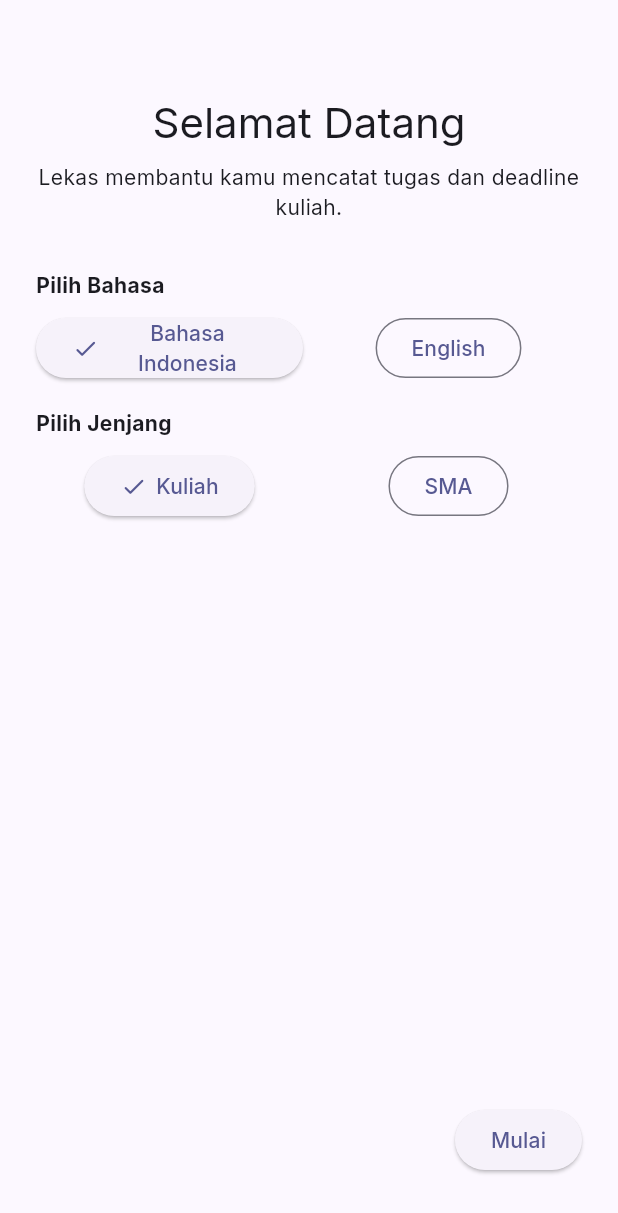
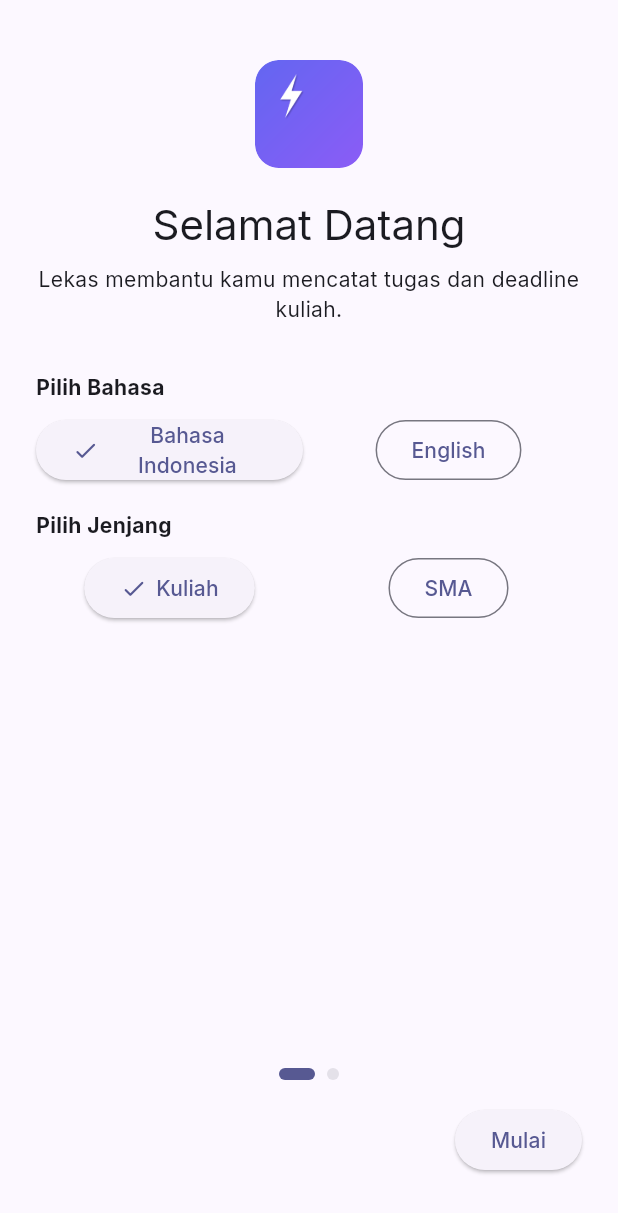
Before and after one commit to nekonaru/lekas, a Flutter app: the screen it shows after launch, on a phone screen of 412 x 824 dp. Shown: the top 1213 px of the screen. Run offline on Flutter 3.47's test engine with Material 3 defaults, Android fonts, the light colour scheme and no system bars; our stand-ins replace drift, file_picker, flutter_local_notifications, flutter_riverpod, share_plus, speech_to_text and 1 more; missing offline and left inert: home_widget, receive_sharing_intent; accounts and stored records are empty; generated files the repository leaves out were written again.

Commit message:
feat: lekas logo, polished UI and lighter build

```diff
--- /dev/null
+++ b/lib/core/components/lekas_logo.dart
@@ -0,0 +1,41 @@
+import 'package:flutter/material.dart';
+
+/// The Lekas logo used in the app: a white bolt on an indigo to violet
+/// gradient, generated from one master drawing (see tool/generate_logo.py).
+/// Falls back to a plain bolt icon if the bundled image is missing, so the
+/// shell and onboarding never render a broken image.
+class LekasLogo extends StatelessWidget {
+  const LekasLogo({super.key, this.size = 44, this.radius});
+
+  /// The displayed square size in logical pixels.
+  final double size;
+
+  /// Corner radius. Null defaults to 22 percent of the size, matching the
+  /// launcher icon's rounded square.
+  final double? radius;
+
+  @override
+  Widget build(BuildContext context) {
+    return SizedBox(
+      width: size,
+      height: size,
+      child: ClipRRect(
+        borderRadius: BorderRadius.circular(radius ?? size * 0.22),
+        child: Image.asset(
+          'assets/branding/logo.png',
+          width: size,
+          height: size,
+          fit: BoxFit.cover,
+          errorBuilder: (context, error, stack) => ColoredBox(
+            color: Theme.of(context).colorScheme.primaryContainer,
+            child: Icon(
+              Icons.bolt,
+              size: size * 0.5,
+              color: Theme.of(context).colorScheme.onPrimaryContainer,
+            ),
+          ),
+        ),
+      ),
+    );
+  }
+}
--- /dev/null
+++ b/lib/core/components/motion.dart
@@ -0,0 +1,85 @@
+import 'package:flutter/material.dart';
+
+import '../theme.dart';
+
+/// A child that fades and slides up once when it first appears.
+///
+/// Every entrance in the app uses this so lists, sheets and empty states
+/// share one motion. The animation is finite (at most [AppMotion.normal]
+/// long, plus an optional delay), so widget tests can still pumpAndSettle
+/// and the drawer test can still settle with its fixed pumps. Keep delays
+/// tiny: the delay is scheduled through a timer, and a long one would leave
+/// a pending timer behind when a test finishes.
+class FadeSlideIn extends StatelessWidget {
+  const FadeSlideIn({
+    super.key,
+    required this.child,
+    this.index = 0,
+    this.offset = 10,
+  });
+
+  final Widget child;
+
+  /// Position in a staggered group (first rows move first). Capped at six
+  /// steps so a long list never waits long before settling.
+  final int index;
+
+  /// Upward travel distance in logical pixels.
+  final double offset;
+
+  @override
+  Widget build(BuildContext context) {
+    final step = index.clamp(0, 6);
+    return TweenAnimationBuilder<double>(
+      tween: Tween(begin: 0, end: 1),
+      duration: AppMotion.normal + AppMotion.stagger * step,
+      curve: AppMotion.ease,
+      builder: (context, value, child) {
+        // At rest the child returns bare: no opacity or transform layer is
+        // left in the tree, so a settled list costs nothing extra.
+        if (value >= 1) return child!;
+        return Opacity(
+          opacity: value,
+          child: Transform.translate(
+            offset: Offset(0, offset * (1 - value)),
+            child: child,
+          ),
+        );
+      },
+      child: child,
+    );
+  }
+}
+
+/// Scales a child down slightly while it is pressed, so taps, cards and
+/// rows answer back with one consistent press motion. Tooltips and pointer
+/// routes below the child keep working because the state only changes the
+/// transform, never the hit test.
+class PressScale extends StatefulWidget {
+  const PressScale({super.key, required this.child, this.scale = 0.97});
+
+  final Widget child;
+  final double scale;
+
+  @override
+  State<PressScale> createState() => _PressScaleState();
+}
+
+class _PressScaleState extends State<PressScale> {
+  bool _pressed = false;
+
+  @override
+  Widget build(BuildContext context) {
+    return Listener(
+      onPointerDown: (_) => setState(() => _pressed = true),
+      onPointerUp: (_) => setState(() => _pressed = false),
+      onPointerCancel: (_) => setState(() => _pressed = false),
+      child: AnimatedScale(
+        scale: _pressed ? widget.scale : 1,
+        duration: AppMotion.fast,
+        curve: AppMotion.ease,
+        child: widget.child,
+      ),
+    );
+  }
+}
--- a/lib/core/theme.dart
+++ b/lib/core/theme.dart
@@ -10,6 +10,11 @@ class AppMotion {
 
   /// Tab switches, sheet and section transitions.
   static const Duration normal = Duration(milliseconds: 220);
+
+  /// Extra time per step in a staggered entrance. Six steps add at most
+  /// 180ms, so the longest entrance stays under 400ms and still settles
+  /// inside the 350ms fixed pumps the navigation tests use.
+  static const Duration stagger = Duration(milliseconds: 30);
 
   /// The one easing curve the app uses, decelerating into place.
   static const Curve ease = Curves.easeOutCubic;
@@ -48,6 +53,21 @@ class AppTheme {
       // of the platform default.
       fontFamily: 'Inter',
       colorScheme: scheme,
+      // A flat, low elevation bar: the tab title stays readable, and the
+      // bar lifts by one point once the body scrolls under it.
+      appBarTheme: AppBarTheme(
+        backgroundColor: scheme.surface,
+        foregroundColor: scheme.onSurface,
+        elevation: 0,
+        scrolledUnderElevation: 1,
+        centerTitle: false,
+        titleTextStyle: TextStyle(
+          fontFamily: 'Inter',
+          fontSize: 20,
+          fontWeight: FontWeight.w700,
+          color: scheme.onSurface,
+        ),
+      ),
       // One page transition everywhere: a short zoom that reads smooth on
       // every Android version and finishes fast enough for tests.
       pageTransitionsTheme: const PageTransitionsTheme(
@@ -68,6 +88,28 @@ class AppTheme {
         margin: const EdgeInsets.symmetric(horizontal: 16, vertical: 4),
         shape: RoundedRectangleBorder(
           borderRadius: BorderRadius.circular(14),
+          side: BorderSide(
+            color: scheme.outlineVariant.withValues(alpha: 0.6),
+          ),
+        ),
+      ),
+      navigationBarTheme: NavigationBarThemeData(
+        backgroundColor: scheme.surface,
+        indicatorColor: scheme.primaryContainer,
+        labelTextStyle: WidgetStateProperty.resolveWith((states) {
+          final selected = states.contains(WidgetState.selected);
+          return TextStyle(
+            fontSize: 12,
+            fontWeight: selected ? FontWeight.w700 : FontWeight.w500,
+            color: selected ? scheme.onPrimaryContainer : scheme.onSurfaceVariant,
+          );
+        }),
+      ),
+      floatingActionButtonTheme: FloatingActionButtonThemeData(
+        elevation: 2,
+        highlightElevation: 4,
+        shape: RoundedRectangleBorder(
+          borderRadius: BorderRadius.circular(20),
         ),
       ),
       listTileTheme: ListTileThemeData(
--- a/lib/features/onboarding/onboarding_screen.dart
+++ b/lib/features/onboarding/onboarding_screen.dart
@@ -2,6 +2,8 @@ import 'package:flutter/material.dart';
 import 'package:flutter_riverpod/flutter_riverpod.dart';
 import 'package:uuid/uuid.dart';
 import '../../core/theme.dart';
+import '../../core/components/lekas_logo.dart';
+import '../../core/components/motion.dart';
 import '../../data/providers.dart';
 import '../../data/models.dart';
 import '../../l10n/app_localizations.dart';
@@ -37,7 +39,11 @@ class _OnboardingScreenState extends ConsumerState<OnboardingScreen> {
           child: Column(
             crossAxisAlignment: CrossAxisAlignment.stretch,
             children: [
-              const SizedBox(height: 40),
+              const SizedBox(height: 16),
+              const FadeSlideIn(
+                child: Center(child: LekasLogo(size: 72)),
+              ),
+              const SizedBox(height: 20),
               Text(
                 _step == 0 ? l10n.welcome : l10n.addFirstSpace,
                 style: Theme.of(context).textTheme.headlineMedium,
@@ -75,6 +81,8 @@ class _OnboardingScreenState extends ConsumerState<OnboardingScreen> {
                 const SizedBox(height: 24),
               ],
               const Spacer(),
+              _stepDots(),
+              const SizedBox(height: 16),
               Row(
                 children: [
                   if (_step > 0)
@@ -98,6 +106,33 @@ class _OnboardingScreenState extends ConsumerState<OnboardingScreen> {
           ),
         ),
       ),
+    );
+  }
+
+  /// Two dots that stretch into a pill on the active step and shrink back
+  /// on the other, so moving forward reads as one motion instead of a
+  /// page swap.
+  Widget _stepDots() {
+    final colors = Theme.of(context).colorScheme;
+    return Row(
+      mainAxisAlignment: MainAxisAlignment.center,
+      children: [
+        for (var step = 0; step < 2; step++) ...[
+          if (step > 0) const SizedBox(width: 8),
+          AnimatedContainer(
+            duration: AppMotion.fast,
+            curve: AppMotion.ease,
+            width: _step == step ? 24 : 8,
+            height: 8,
+            decoration: BoxDecoration(
+              color: _step == step
+                  ? colors.primary
+                  : colors.surfaceContainerHighest,
+              borderRadius: BorderRadius.circular(999),
+            ),
+          ),
+        ],
+      ],
     );
   }
 
--- a/lib/features/today/today_screen.dart
+++ b/lib/features/today/today_screen.dart
@@ -7,6 +7,7 @@ import '../../core/date_util.dart';
 import '../../domain/focus.dart';
 import '../../domain/urgency.dart' hide TaskSection;
 import '../../core/components/task_section.dart';
+import '../../core/components/motion.dart';
 import '../../core/components/undo_snackbar.dart';
 import '../../core/theme.dart';
 import '../../data/providers.dart';
@@ -631,7 +632,9 @@ class _TodayScreenState extends ConsumerState<TodayScreen> {
                       section: section,
                       count: count,
                     ),
-                  _TaskEntry(:final task, :final score) => TaskCard(
+                  _TaskEntry(:final task, :final score) => FadeSlideIn(
+                      index: index,
+                      child: TaskCard(
                         key: ValueKey('today-task:${task.id}'),
                         task: task,
                         now: now,
@@ -643,6 +646,7 @@ class _TodayScreenState extends ConsumerState<TodayScreen> {
                         onTaskDone: _completeOne,
                         onTaskSnooze: _openSnooze,
                         onTaskLongPress: _onTaskLongPress,
+                      ),
                     ),
                 };
               },
--- a/pubspec.yaml
+++ b/pubspec.yaml
@@ -30,7 +30,6 @@ environment:
 dependencies:
   flutter:
     sdk: flutter
-  cupertino_icons: ^1.0.8
   flutter_localizations:
     sdk: flutter
   intl: ^0.20.3
@@ -68,6 +67,9 @@ dev_dependencies:
 flutter:
   uses-material-design: true
   generate: true
+
+  assets:
+    - assets/branding/logo.png
 
   fonts:
     - family: Inter
```
Also changed, not shown: lib/core/components/empty_state.dart (+32 -2 lines), lib/core/components/task_section.dart (+26 -4 lines), lib/features/home/home_shell.dart (+23 -14 lines), lib/features/inbox/inbox_screen.dart (+11 -2 lines), assets/branding/lekas_logo.svg (added), assets/branding/logo.png (added), assets/fonts/Inter-Bold.ttf, assets/fonts/Inter-Medium.ttf, assets/fonts/Inter-Regular.ttf, assets/fonts/Inter-SemiBold.ttf, pubspec.lock, 20 other files. Lines whose indentation alone changed are shown as unchanged.
